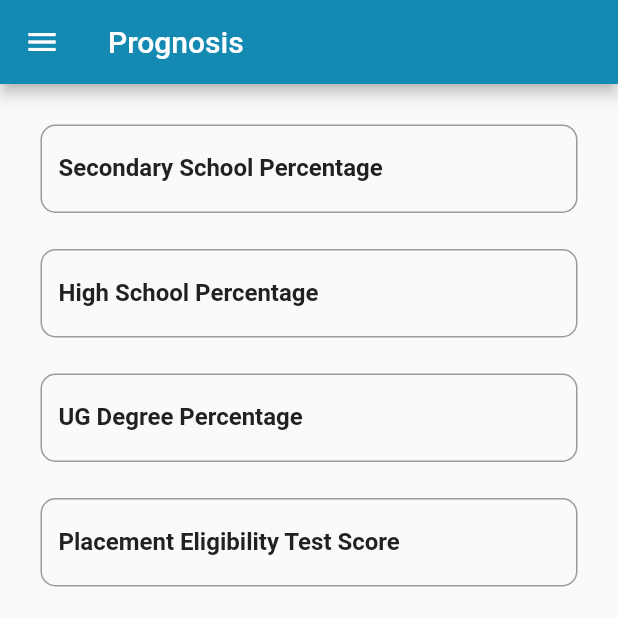
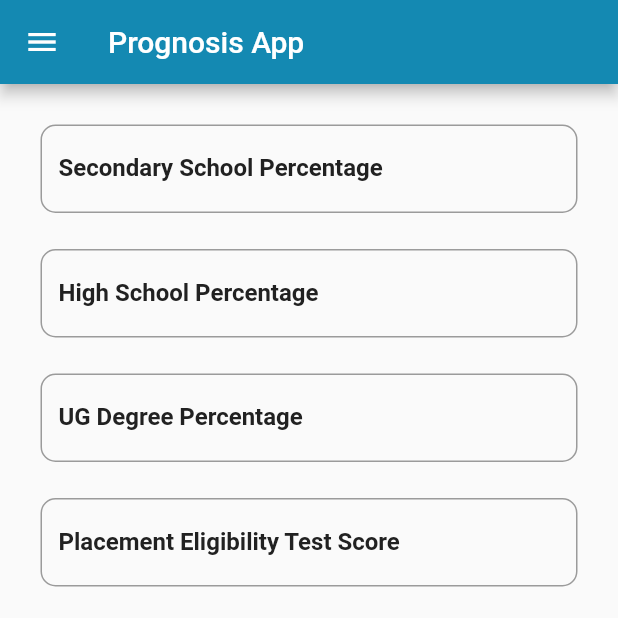
Before and after one commit to Green-io/placement-app-flutter, a Flutter app: the screen it shows after launch, on a phone screen of 412 x 824 dp, the top half of it. Run offline on Flutter 3.47's test engine with Material 2 defaults, Android fonts, the phone set to English and light mode, and no system bars; our stand-ins replace font_awesome_flutter; network calls fail.

Commit message:
Further UI Tweaks

```diff
--- a/lib/screens/home_screen.dart
+++ b/lib/screens/home_screen.dart
@@ -10,7 +10,7 @@ class HomeScreen extends StatelessWidget {
     return SafeArea(
       child: Scaffold(
         appBar: AppBar(
-          title: Text('Prognosis'),
+          title: Text('Prognosis App'),
           backgroundColor: Color(0xff1489B2),
         ),
         drawer: Drawer(
```
